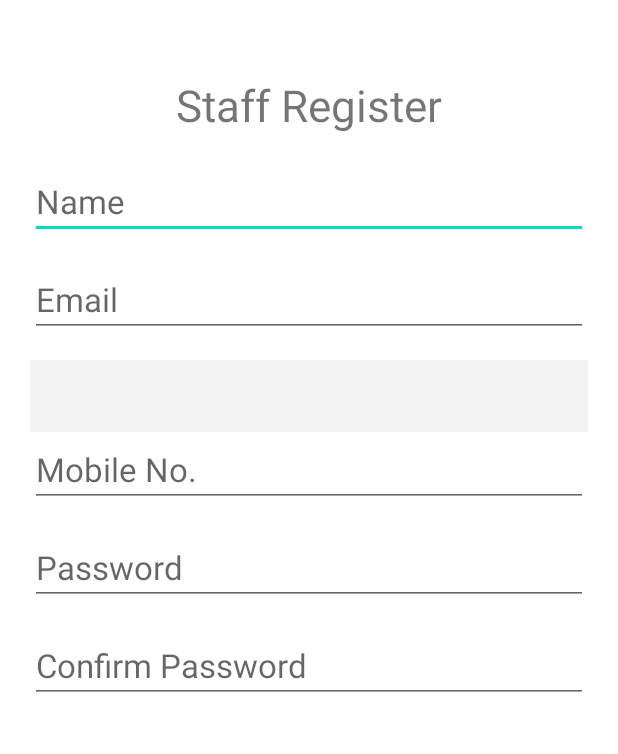
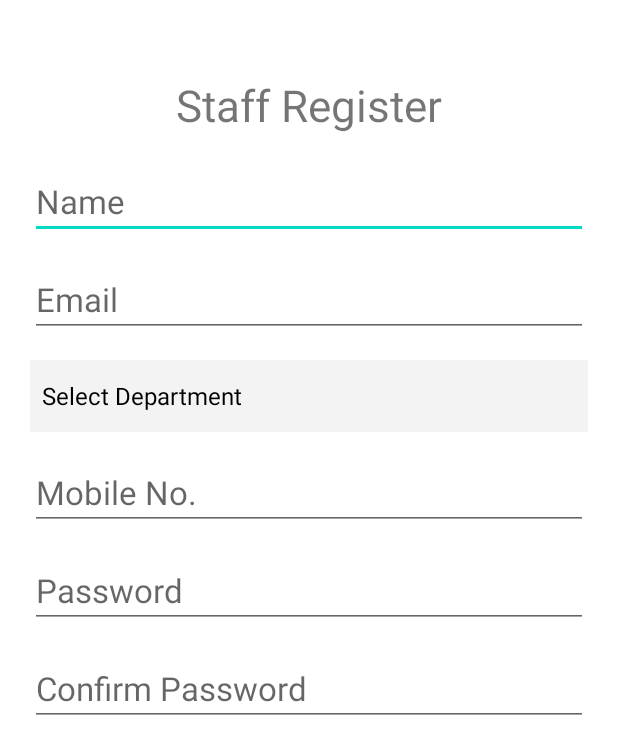
Before and after one commit to ameypte/Learning-Management-System, an Android app: the Register screen opened directly, with no data from a screen before it, on a phone screen of 412 x 824 dp. Shown: the top 754 px of the screen. Run offline under Robolectric (Android 15) with nearby library versions, the phone set to English and light mode, and no system bars.

Commit message:
added scroll and spinner values

```diff
--- a/stafflogin/src/main/java/com/example/stafflogin/Register.kt
+++ b/stafflogin/src/main/java/com/example/stafflogin/Register.kt
@@ -1,7 +1,11 @@
 package com.example.stafflogin
 
+import android.R
 import androidx.appcompat.app.AppCompatActivity
 import android.os.Bundle
+import android.view.View
+import android.widget.AdapterView
+import android.widget.ArrayAdapter
 import com.example.stafflogin.databinding.ActivityRegisterBinding
 
 class Register : AppCompatActivity() {
@@ -11,6 +15,27 @@ class Register : AppCompatActivity() {
         registerBinding = ActivityRegisterBinding.inflate(layoutInflater)
         setContentView(registerBinding.root)
 
+        val spinner = registerBinding.spinner
+        val items = arrayOf(
+            "Select Department",
+            "Information Technology",
+            "Computer Engineering",
+            "Civil Engineering",
+            "Mechanical Engineering",
+            "ExTc Engineering",
+            "Electrical Engineering",
+            "Chemical Engineering",
+            "Plastic & Polymer Engineering"
+        )
+        val adapter =
+            ArrayAdapter<String>(this, R.layout.simple_spinner_dropdown_item, items)
+        spinner.adapter = adapter
 
+        spinner.onItemSelectedListener = object : AdapterView.OnItemSelectedListener {
+            override fun onItemSelected(arg0: AdapterView<*>?, arg1: View?, arg2: Int, arg3: Long) {
+                val items1 = spinner.selectedItem.toString()
+            }
+            override fun onNothingSelected(arg0: AdapterView<*>?) {}
+        }
     }
 }
--- a/stafflogin/src/main/res/layout/activity_login.xml
+++ b/stafflogin/src/main/res/layout/activity_login.xml
@@ -20,9 +20,13 @@
         android:layout_width="match_parent"
         android:layout_height="wrap_content"
         android:layout_below="@id/txtStaffHead"
-        android:layout_margin="20dp"
+        android:layout_marginStart="20dp"
+        android:layout_marginTop="20dp"
+        android:layout_marginEnd="20dp"
+        android:layout_marginBottom="20dp"
         android:hint="Email"
-        android:textSize="22sp" />
+        android:textSize="22sp"
+        android:inputType="text"/>
 
     <EditText
         android:id="@+id/etStaffPass"
@@ -31,7 +35,8 @@
         android:layout_below="@id/etStaffEmail"
         android:layout_margin="20dp"
         android:hint="Password"
-        android:textSize="22sp" />
+        android:textSize="22sp"
+        android:inputType="textPassword"/>
 
     <Button
         android:id="@+id/btnLogin"
--- a/stafflogin/src/main/res/layout/activity_register.xml
+++ b/stafflogin/src/main/res/layout/activity_register.xml
@@ -1,10 +1,14 @@
 <?xml version="1.0" encoding="utf-8"?>
-<RelativeLayout xmlns:android="http://schemas.android.com/apk/res/android"
+<ScrollView xmlns:android="http://schemas.android.com/apk/res/android"
     xmlns:app="http://schemas.android.com/apk/res-auto"
     xmlns:tools="http://schemas.android.com/tools"
     android:layout_width="match_parent"
     android:layout_height="match_parent"
     tools:context=".Login">
+
+    <RelativeLayout
+        android:layout_width="match_parent"
+        android:layout_height="match_parent">
 
         <TextView
             android:id="@+id/txtStaffHead"
@@ -25,54 +29,60 @@
             android:hint="Name"
             android:inputType="text"
             android:textSize="22sp" />
+
         <EditText
             android:id="@+id/etmail"
             android:layout_width="match_parent"
             android:layout_height="wrap_content"
             android:layout_below="@+id/etname"
+            android:layout_marginHorizontal="20dp"
+            android:layout_marginTop="15dp"
             android:hint="Email"
             android:inputType="text"
-        android:layout_marginTop="15dp"
-        android:layout_marginHorizontal="20dp"
             android:textSize="22sp" />
+
         <Spinner
             android:id="@+id/spinner"
             android:layout_width="match_parent"
             android:layout_height="48dp"
             android:layout_below="@id/etmail"
+            android:layout_marginHorizontal="20dp"
+            android:layout_marginTop="15dp"
+            android:background="#F3F3F3"
             android:text="Sipnner"
-        android:textSize="28sp"
-        android:background="#F3F3F3"
-        android:layout_marginTop="15dp"
-        android:layout_marginHorizontal="20dp" />
+            android:textSize="28sp" />
+
         <EditText
             android:id="@+id/etnum"
             android:layout_width="match_parent"
             android:layout_height="wrap_content"
             android:layout_below="@+id/spinner"
+            android:layout_marginHorizontal="20dp"
+            android:layout_marginTop="15dp"
             android:hint="Mobile No."
             android:inputType="number"
-        android:layout_marginHorizontal="20dp"
-        android:textSize="22sp"/>
+            android:textSize="22sp" />
+
         <EditText
             android:id="@+id/etpass"
             android:layout_width="match_parent"
             android:layout_height="wrap_content"
             android:layout_below="@+id/etnum"
+            android:layout_marginHorizontal="20dp"
+            android:layout_marginTop="15dp"
             android:hint="Password"
             android:inputType="textPassword"
-        android:layout_marginTop="15dp"
-        android:layout_marginHorizontal="20dp"
-        android:textSize="22sp"/>
+            android:textSize="22sp" />
+
         <EditText
             android:id="@+id/etconpass"
             android:layout_width="match_parent"
             android:layout_height="wrap_content"
             android:layout_below="@+id/etpass"
+            android:layout_marginHorizontal="20dp"
+            android:layout_marginTop="15dp"
             android:hint="Confirm Password"
             android:inputType="textPassword"
-        android:layout_marginTop="15dp"
-        android:layout_marginHorizontal="20dp"
-        android:textSize="22sp"/>
-
+            android:textSize="22sp" />
     </RelativeLayout>
+</ScrollView>
```
Lines whose indentation alone changed are shown as unchanged.
